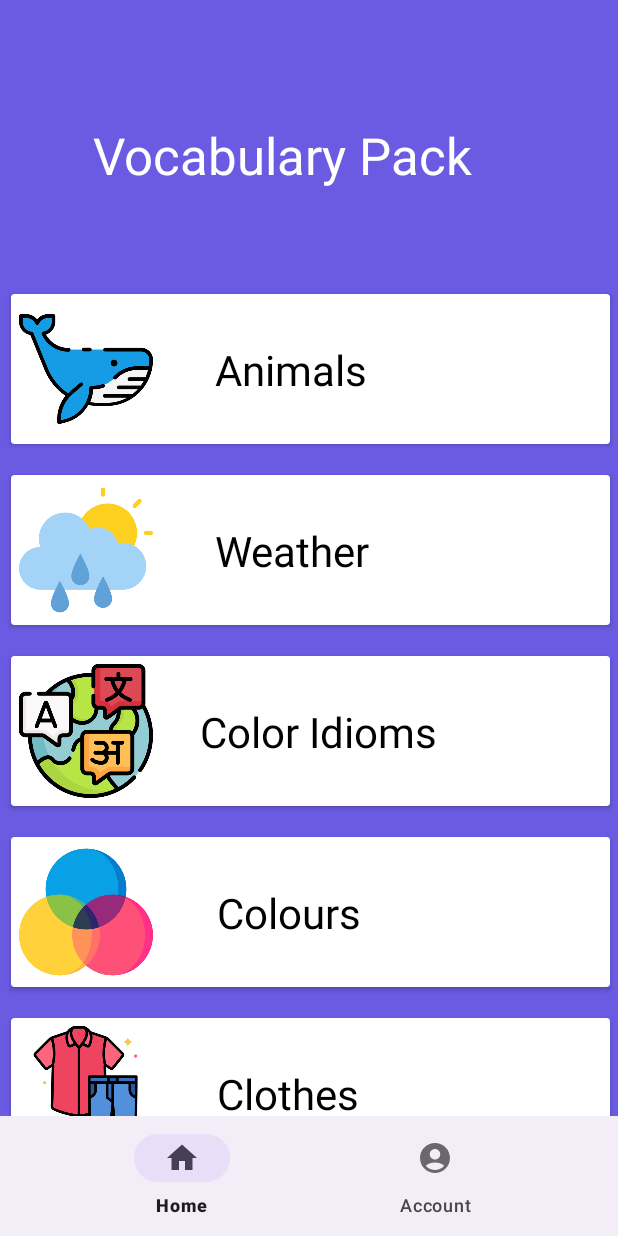
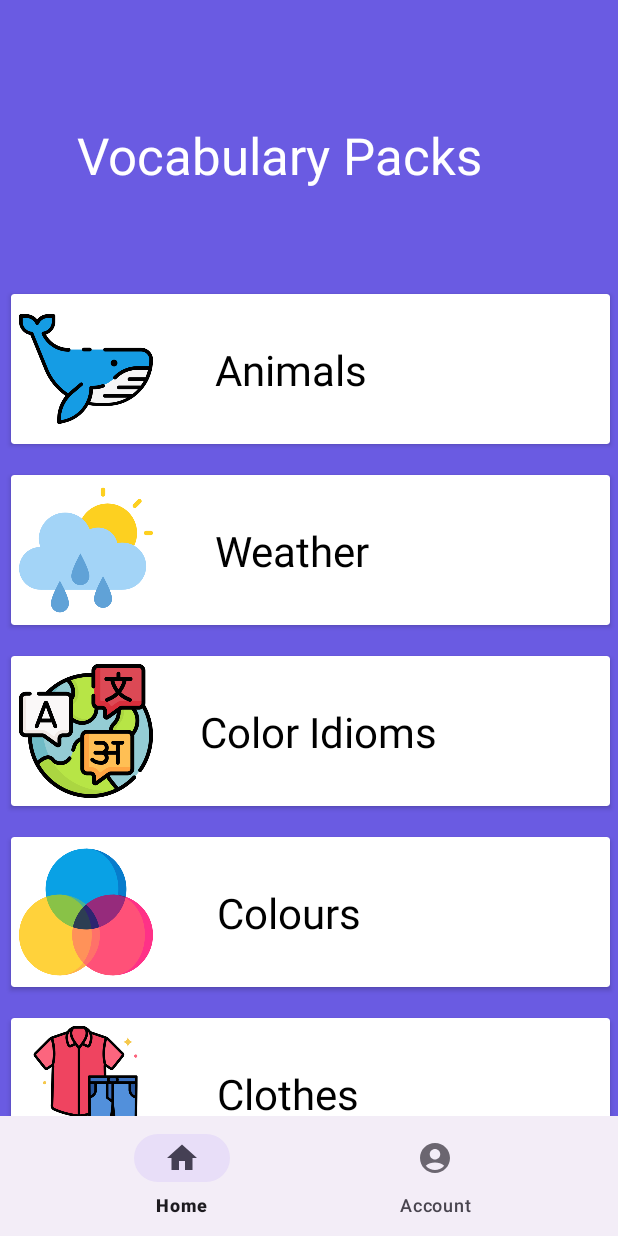
Before and after one commit to ngakieu1/AndroidApp-wordupver1, an Android app: the screen it shows after launch once a user with an empty profile is signed in (MainActivity), on a phone screen of 412 x 824 dp. Run offline under Robolectric (Android 15) with nearby library versions, the phone set to English and light mode, and no system bars; our stand-ins replace Firebase (no records; nobody signed in at launch, a user with empty details on screens opened directly); Roboto replaces fonts that are not available here.

Commit message:
third commit

```diff
--- a/app/src/main/java/com/example/wordup/Activities/Register.java
+++ b/app/src/main/java/com/example/wordup/Activities/Register.java
@@ -87,6 +87,7 @@ public class Register extends AppCompatActivity {
                         }
                         else{
                             Toast.makeText(Register.this, "Error!"+task.getException().getMessage(), Toast.LENGTH_SHORT).show();
+                            progressBar.setVisibility(View.GONE);
                         }
                     }
                 });
--- a/app/src/main/java/com/example/wordup/MainActivity.java
+++ b/app/src/main/java/com/example/wordup/MainActivity.java
@@ -15,6 +15,7 @@ import androidx.recyclerview.widget.LinearLayoutManager;
 import androidx.recyclerview.widget.RecyclerView;
 
 //import com.example.wordup.Activities.QuestionActivity;
+import com.example.wordup.Activities.Account;
 import com.example.wordup.Adapters.PackAdapter;
 import com.example.wordup.Models.PackModel;
 import com.google.android.material.bottomnavigation.BottomNavigationView;
@@ -27,23 +28,6 @@ public class MainActivity extends AppCompatActivity implements RecyclerViewInter
 
     private BottomNavigationView bottomNavigationView;
     private CardView animals, weather, idioms, colours;
-
-    private final NavigationBarView.OnItemSelectedListener onItemSelectedListener =
-            new NavigationBarView.OnItemSelectedListener() {
-                @Override
-                public boolean onNavigationItemSelected(@NonNull MenuItem menuItem) {
-                    int itemId = menuItem.getItemId();
-                    if (itemId == R.id.nav_home) {
-                        // Handle home selection
-                        return true;
-                    } else if (itemId == R.id.nav_account) {
-                        // Handle account selection
-                        return true;
-                    }
-                    return false;
-                }
-            };
-
     ArrayList<PackModel> packModels = new ArrayList<>();
 
     int[] packImages = {R.drawable.whale, R.drawable.cloudy, R.drawable.languages, R.drawable.colour, R.drawable.clothes, R.drawable.numbers, R.drawable.car, R.drawable.technology};
@@ -54,12 +38,29 @@ public class MainActivity extends AppCompatActivity implements RecyclerViewInter
         setContentView(R.layout.activity_main);
 
         RecyclerView recyclerView = findViewById(R.id.recyclerView);
+        bottomNavigationView = findViewById(R.id.bottomNav);
 
         setUpPackModels();
 
         PackAdapter adapter = new PackAdapter(this, packModels, this);
         recyclerView.setAdapter(adapter);
         recyclerView.setLayoutManager(new LinearLayoutManager(this));
+
+        //  Set BottomNavigationView listener properly here — not nested!
+        bottomNavigationView.setOnItemSelectedListener(new NavigationBarView.OnItemSelectedListener() {
+            @Override
+            public boolean onNavigationItemSelected(@NonNull MenuItem item) {
+                int itemId = item.getItemId();
+                if (itemId == R.id.nav_home) {
+                    // Already on home, no action needed
+                    return true;
+                } else if (itemId == R.id.nav_account) {
+                    startActivity(new Intent(MainActivity.this, Account.class));
+                    return true;
+                }
+                return false;
+            }
+        });
     }
         private void setUpPackModels() {
             String[] packVocabs = getResources().getStringArray(R.array.category_vocab);
@@ -81,33 +82,4 @@ public class MainActivity extends AppCompatActivity implements RecyclerViewInter
             startActivity(intent);
         }
 
-
-//        // Set up bottom navigation with the new listener
-//        bottomNavigationView.setOnItemSelectedListener(onItemSelectedListener);
-//
-//        // Set click listeners for cards
-//        animals.setOnClickListener(view -> startQuestionActivity("animals"));
-//        weather.setOnClickListener(view -> startQuestionActivity("weather"));
-//        idioms.setOnClickListener(view -> startQuestionActivity("idioms"));
-//        colours.setOnClickListener(view -> startQuestionActivity("colours"));
-//
-//        // Edge-to-edge handling
-//        ViewCompat.setOnApplyWindowInsetsListener(findViewById(R.id.main_recycler_view), (v, insets) -> {
-//            Insets systemBars = insets.getInsets(WindowInsetsCompat.Type.systemBars());
-//            v.setPadding(systemBars.left, systemBars.top, systemBars.right, systemBars.bottom);
-//            return insets;
-//        });
-//    }
-//
-//    private void startQuestionActivity(String category) {
-//        Intent intent = new Intent(MainActivity.this, QuestionActivity.class);
-//        intent.putExtra("category", category);
-//        startActivity(intent);
-//    }
-//
-//    @Override
-//    public boolean onNavigationItemSelected(@NonNull MenuItem item) {
-//        // Handle navigation view item clicks here if needed
-//        return false;
-//    }
 }
--- a/app/src/main/res/layout/activity_login.xml
+++ b/app/src/main/res/layout/activity_login.xml
@@ -45,7 +45,7 @@
         android:background="@color/white"
         android:ems="10"
         android:inputType="textEmailAddress"
-        android:text="Email"
+        android:hint="Email"
         app:layout_constraintBottom_toBottomOf="parent"
         app:layout_constraintEnd_toEndOf="parent"
         app:layout_constraintHorizontal_bias="0.0"
--- a/app/src/main/res/layout/activity_main.xml
+++ b/app/src/main/res/layout/activity_main.xml
@@ -14,7 +14,7 @@
         android:layout_width="wrap_content"
         android:layout_height="wrap_content"
         android:layout_marginEnd="53dp"
-        android:text="Vocabulary Pack"
+        android:text="Vocabulary Packs"
         android:textColor="@color/white"
         android:textSize="34sp"
         app:layout_constraintBottom_toTopOf="@+id/recyclerView"
@@ -31,7 +31,8 @@
         app:layout_constraintBottom_toBottomOf="parent"
         app:layout_constraintEnd_toEndOf="parent"
         app:layout_constraintStart_toStartOf="parent"
-        app:menu="@menu/bottom_menu" />
+        app:menu="@menu/bottom_menu"
+        app:labelVisibilityMode="labeled"/>
 
     <androidx.recyclerview.widget.RecyclerView
         android:id="@+id/recyclerView"
```
Also changed, not shown: app/src/main/AndroidManifest.xml (+11 -5 lines), app/src/main/java/com/example/wordup/Activities/Login.java (+16 -0 lines), app/src/main/java/com/example/wordup/MainActivity2.java (+16 -2 lines). Lines whose indentation alone changed are shown as unchanged.
